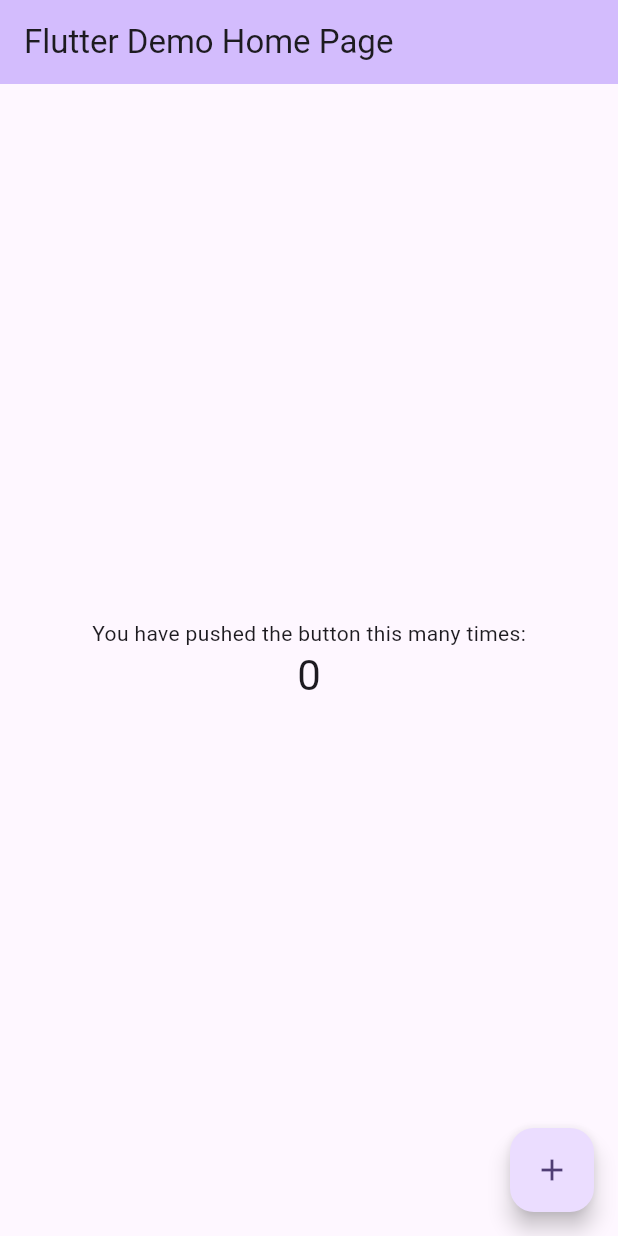
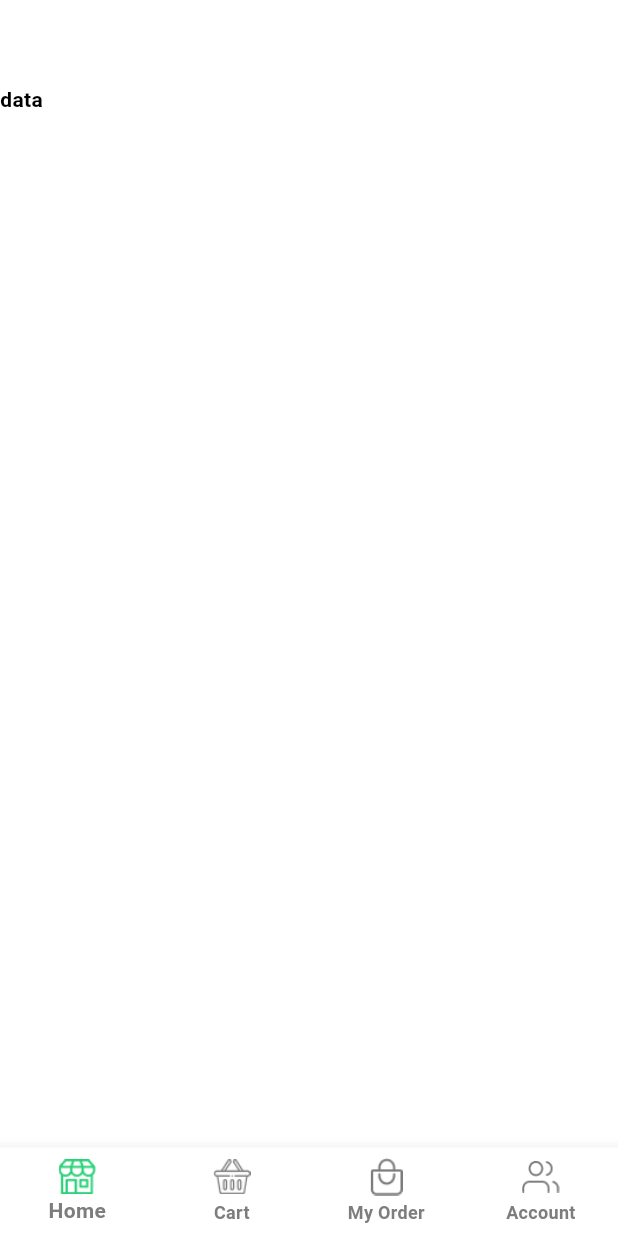
Before and after one commit to safwanpulisseri/notification-app, a Flutter app: the screen it shows after launch, on a phone screen of 412 x 824 dp. Run offline on Flutter 3.47's test engine with Material 3 defaults, Android fonts, the phone set to English and light mode, and no system bars.

Commit message:
Integrated Navigation Bar with Provider Following MVVM Structure - Set up bottom navigation bar with Provider, following MVVM architecture. - Navigation management integrated through ViewModel to maintain separation of concerns. - Organized navigation code to align with MVVM, enhancing modularity and testability. - Improved navigation state persistence across app screens (Home, Cart, Profile, etc.). - Enhanced user experience with consistent navigation behavior and MVVM-driven architecture.

```diff
--- /dev/null
+++ b/lib/core/theme/app_theme.dart
@@ -0,0 +1,118 @@
+import 'package:flutter/material.dart';
+
+import 'color/app_colors.dart';
+
+class AppTheme {
+  AppTheme._();
+
+  static final ThemeData theme = ThemeData(
+    scaffoldBackgroundColor: AppColor.background,
+    textTheme: const TextTheme(
+      displayLarge: TextStyle(
+        color: AppColor.secondary,
+        fontWeight: FontWeight.w900,
+        fontSize: 28,
+      ),
+      displayMedium: TextStyle(
+        color: AppColor.secondary,
+        fontWeight: FontWeight.w800,
+        letterSpacing: .5,
+        fontSize: 25,
+      ),
+      displaySmall: TextStyle(
+        color: AppColor.secondary,
+        fontWeight: FontWeight.w800,
+        fontSize: 23,
+      ),
+      headlineLarge: TextStyle(
+        color: AppColor.secondary,
+        fontWeight: FontWeight.w600,
+        fontSize: 22,
+      ),
+      headlineMedium: TextStyle(
+        color: AppColor.secondary,
+        fontWeight: FontWeight.w600,
+        fontSize: 20,
+      ),
+      headlineSmall: TextStyle(
+        color: AppColor.secondary,
+        fontWeight: FontWeight.w600,
+        fontSize: 19,
+      ),
+      titleLarge: TextStyle(
+        color: AppColor.secondary,
+        fontWeight: FontWeight.w600,
+        fontSize: 18,
+      ),
+      titleMedium: TextStyle(
+        color: AppColor.secondary,
+        fontWeight: FontWeight.w600,
+        fontSize: 17,
+      ),
+      titleSmall: TextStyle(
+        color: AppColor.secondary,
+        fontWeight: FontWeight.w600,
+        fontSize: 16,
+      ),
+      labelLarge: TextStyle(
+        color: AppColor.secondary,
+        fontWeight: FontWeight.w600,
+        fontSize: 15,
+      ),
+      labelMedium: TextStyle(
+        color: AppColor.secondary,
+        fontSize: 16,
+        fontWeight: FontWeight.w400,
+      ),
+      labelSmall: TextStyle(
+        color: AppColor.secondary,
+        fontSize: 13,
+        fontWeight: FontWeight.w600,
+      ),
+      bodyLarge: TextStyle(
+        color: AppColor.secondary,
+        fontSize: 14,
+        fontWeight: FontWeight.w600,
+      ),
+      bodyMedium: TextStyle(
+        color: AppColor.secondary,
+        fontSize: 14,
+        fontWeight: FontWeight.w600,
+      ),
+      bodySmall: TextStyle(
+        color: AppColor.secondary,
+        fontWeight: FontWeight.w600,
+        fontSize: 13,
+      ),
+    ),
+    bottomNavigationBarTheme: const BottomNavigationBarThemeData(
+      backgroundColor: AppColor.background,
+    ),
+    tabBarTheme: const TabBarTheme(dividerColor: Colors.transparent),
+    appBarTheme: const AppBarTheme(backgroundColor: AppColor.background),
+    elevatedButtonTheme: ElevatedButtonThemeData(
+      style: ElevatedButton.styleFrom(
+        backgroundColor: AppColor.primary,
+        foregroundColor: AppColor.background,
+        shape: RoundedRectangleBorder(
+          borderRadius: BorderRadius.circular(12),
+        ),
+      ),
+    ),
+    dialogTheme: DialogTheme(
+      backgroundColor: AppColor.background,
+      titleTextStyle: const TextStyle(
+        color: AppColor.secondary,
+        fontSize: 20,
+        fontWeight: FontWeight.bold,
+      ),
+      contentTextStyle: const TextStyle(
+        color: AppColor.secondary,
+        fontSize: 16,
+      ),
+      shape: RoundedRectangleBorder(
+        borderRadius: BorderRadius.circular(12),
+      ),
+    ),
+  );
+}
--- /dev/null
+++ b/lib/core/theme/color/app_colors.dart
@@ -0,0 +1,12 @@
+import 'package:flutter/material.dart';
+
+final class AppColor {
+  AppColor._();
+  static const Color background = Colors.white;
+  static const Color primary = Color(0xFF6759FF);
+  static const Color secondary = Colors.black;
+  static const Color transparent = Colors.transparent;
+  static const Color toneOne = Color(0xFF7D7D7D);
+
+
+}
--- /dev/null
+++ b/lib/core/util/png_asset.dart
@@ -0,0 +1,9 @@
+final class AppPngPath {
+  AppPngPath._();
+
+  static const accountIcon = "assets/png/account_icon.png";
+  static const cartIcon = "assets/png/cart_icon.png";
+  static const homeFilledIcon = "assets/png/home_filled_icon.png";
+  static const orderIcon = "assets/png/order_icon.png";
+
+}
--- a/lib/main.dart
+++ b/lib/main.dart
@@ -1,125 +1,30 @@
 import 'package:flutter/material.dart';
+import 'package:notification_app/view/navigation_bar/home_navigation.dart';
+import 'package:notification_app/view_model/navigation_controller.dart';
+import 'package:provider/provider.dart';
+import 'core/theme/app_theme.dart';
+
 
 void main() {
-  runApp(const MyApp());
+  runApp(MultiProvider(
+    providers: [
+      ChangeNotifierProvider(create: (_)=>HomeNavigationController())
+    ],
+    child: const  MyApp(),
+    ),
+  );
 }
 
 class MyApp extends StatelessWidget {
   const MyApp({super.key});
 
-  // This widget is the root of your application.
   @override
   Widget build(BuildContext context) {
     return MaterialApp(
-      title: 'Flutter Demo',
-      theme: ThemeData(
-        // This is the theme of your application.
-        //
-        // TRY THIS: Try running your application with "flutter run". You'll see
-        // the application has a purple toolbar. Then, without quitting the app,
-        // try changing the seedColor in the colorScheme below to Colors.green
-        // and then invoke "hot reload" (save your changes or press the "hot
-        // reload" button in a Flutter-supported IDE, or press "r" if you used
-        // the command line to start the app).
-        //
-        // Notice that the counter didn't reset back to zero; the application
-        // state is not lost during the reload. To reset the state, use hot
-        // restart instead.
-        //
-        // This works for code too, not just values: Most code changes can be
-        // tested with just a hot reload.
-        colorScheme: ColorScheme.fromSeed(seedColor: Colors.deepPurple),
-        useMaterial3: true,
-      ),
-      home: const MyHomePage(title: 'Flutter Demo Home Page'),
+      debugShowCheckedModeBanner: false,
+      title: 'Notification App',
+      theme: AppTheme.theme,
+      home:const  HomeNavigation(),
     );
   }
 }
-
-class MyHomePage extends StatefulWidget {
-  const MyHomePage({super.key, required this.title});
-
-  // This widget is the home page of your application. It is stateful, meaning
-  // that it has a State object (defined below) that contains fields that affect
-  // how it looks.
-
-  // This class is the configuration for the state. It holds the values (in this
-  // case the title) provided by the parent (in this case the App widget) and
-  // used by the build method of the State. Fields in a Widget subclass are
-  // always marked "final".
-
-  final String title;
-
-  @override
-  State<MyHomePage> createState() => _MyHomePageState();
-}
-
-class _MyHomePageState extends State<MyHomePage> {
-  int _counter = 0;
-
-  void _incrementCounter() {
-    setState(() {
-      // This call to setState tells the Flutter framework that something has
-      // changed in this State, which causes it to rerun the build method below
-      // so that the display can reflect the updated values. If we changed
-      // _counter without calling setState(), then the build method would not be
-      // called again, and so nothing would appear to happen.
-      _counter++;
-    });
-  }
-
-  @override
-  Widget build(BuildContext context) {
-    // This method is rerun every time setState is called, for instance as done
-    // by the _incrementCounter method above.
-    //
-    // The Flutter framework has been optimized to make rerunning build methods
-    // fast, so that you can just rebuild anything that needs updating rather
-    // than having to individually change instances of widgets.
-    return Scaffold(
-      appBar: AppBar(
-        // TRY THIS: Try changing the color here to a specific color (to
-        // Colors.amber, perhaps?) and trigger a hot reload to see the AppBar
-        // change color while the other colors stay the same.
-        backgroundColor: Theme.of(context).colorScheme.inversePrimary,
-        // Here we take the value from the MyHomePage object that was created by
-        // the App.build method, and use it to set our appbar title.
-        title: Text(widget.title),
-      ),
-      body: Center(
-        // Center is a layout widget. It takes a single child and positions it
-        // in the middle of the parent.
-        child: Column(
-          // Column is also a layout widget. It takes a list of children and
-          // arranges them vertically. By default, it sizes itself to fit its
-          // children horizontally, and tries to be as tall as its parent.
-          //
-          // Column has various properties to control how it sizes itself and
-          // how it positions its children. Here we use mainAxisAlignment to
-          // center the children vertically; the main axis here is the vertical
-          // axis because Columns are vertical (the cross axis would be
-          // horizontal).
-          //
-          // TRY THIS: Invoke "debug painting" (choose the "Toggle Debug Paint"
-          // action in the IDE, or press "p" in the console), to see the
-          // wireframe for each widget.
-          mainAxisAlignment: MainAxisAlignment.center,
-          children: <Widget>[
-            const Text(
-              'You have pushed the button this many times:',
-            ),
-            Text(
-              '$_counter',
-              style: Theme.of(context).textTheme.headlineMedium,
-            ),
-          ],
-        ),
-      ),
-      floatingActionButton: FloatingActionButton(
-        onPressed: _incrementCounter,
-        tooltip: 'Increment',
-        child: const Icon(Icons.add),
-      ), // This trailing comma makes auto-formatting nicer for build methods.
-    );
-  }
-}
--- /dev/null
+++ b/lib/view/cart/cart_page.dart
@@ -0,0 +1,14 @@
+import 'package:flutter/material.dart';
+
+class CartPage extends StatelessWidget {
+  const CartPage({super.key});
+
+  @override
+  Widget build(BuildContext context) {
+
+    return Scaffold(
+      appBar: AppBar(),
+      body: Container(child: Center(child: Text('Cart'),),),
+    );
+  }
+}
--- /dev/null
+++ b/lib/view/home/home_page.dart
@@ -0,0 +1,16 @@
+import 'package:flutter/material.dart';
+
+
+class HomePage extends StatelessWidget {
+  const HomePage({super.key});
+
+  @override
+  Widget build(BuildContext context) {
+    return Scaffold(
+    appBar: AppBar(
+
+    ),
+      body: Container(child: Text('data'),),
+    );
+  }
+}
--- /dev/null
+++ b/lib/view/navigation_bar/home_navigation.dart
@@ -0,0 +1,87 @@
+import 'package:flutter/material.dart';
+import 'package:notification_app/view/cart/cart_page.dart';
+import 'package:provider/provider.dart';
+import '../../core/theme/color/app_colors.dart';
+import '../../core/util/png_asset.dart';
+import '../../view_model/navigation_controller.dart';
+import '../home/home_page.dart';
+
+class HomeNavigation extends StatelessWidget {
+  const HomeNavigation({super.key});
+
+
+  final List<Widget> _pages = const [
+    HomePage(),
+    CartPage(),
+    CartPage(),
+    CartPage(),
+  ];
+
+  @override
+  Widget build(BuildContext context) {
+    return Scaffold(
+      body: Consumer<HomeNavigationController>(builder: (context,controller,child){
+        return _pages[controller.selectedIndex];
+        },
+      ),
+      bottomNavigationBar: Consumer<HomeNavigationController>(
+           builder: (context, controller, child) {
+          return  BottomNavigationBar(
+          backgroundColor: AppColor.background,
+          type: BottomNavigationBarType.fixed,
+          currentIndex: controller.selectedIndex,
+          showSelectedLabels: true,
+          showUnselectedLabels: true,
+          selectedItemColor: AppColor.toneOne,
+          unselectedItemColor: AppColor.toneOne,
+          onTap: (index) {
+            controller.updateIndex(index);
+          },
+          items: [
+            BottomNavigationBarItem(
+              icon: Image.asset(
+                controller.selectedIndex == 0
+                    ? AppPngPath.homeFilledIcon
+                    : AppPngPath.homeFilledIcon,
+                width: 25,
+                height: 25,
+              ),
+              label: 'Home',
+            ),
+            BottomNavigationBarItem(
+              icon: Image.asset(
+               controller.selectedIndex == 1
+                    ? AppPngPath.cartIcon
+                    : AppPngPath.cartIcon,
+                width: 25,
+                height: 25,
+              ),
+              label: 'Cart',
+            ),
+            BottomNavigationBarItem(
+              icon: Image.asset(
+               controller.selectedIndex == 2
+                    ? AppPngPath.orderIcon
+                    : AppPngPath.orderIcon,
+                width: 25,
+                height: 25,
+              ),
+              label: 'My Order',
+            ),
+            BottomNavigationBarItem(
+              icon: Image.asset(
+                controller.selectedIndex == 3
+                    ? AppPngPath.accountIcon
+                    : AppPngPath.accountIcon,
+                width: 25,
+                height: 25,
+              ),
+              label: 'Account',
+            ),
+          ],
+        );
+       },
+      ),
+    );
+  }
+}
--- /dev/null
+++ b/lib/view_model/navigation_controller.dart
@@ -0,0 +1,12 @@
+
+import 'package:flutter/material.dart';
+
+class HomeNavigationController extends ChangeNotifier{
+
+  int selectedIndex =0;
+
+  void updateIndex(int index){
+   selectedIndex = index;
+   notifyListeners();
+  }
+  }
```
Also changed, not shown: pubspec.yaml (+4 -3 lines), assets/png/account_icon.png (added), assets/png/cart_icon.png (added), assets/png/home_filled_icon.png (added), assets/png/order_icon.png (added), pubspec.lock.
